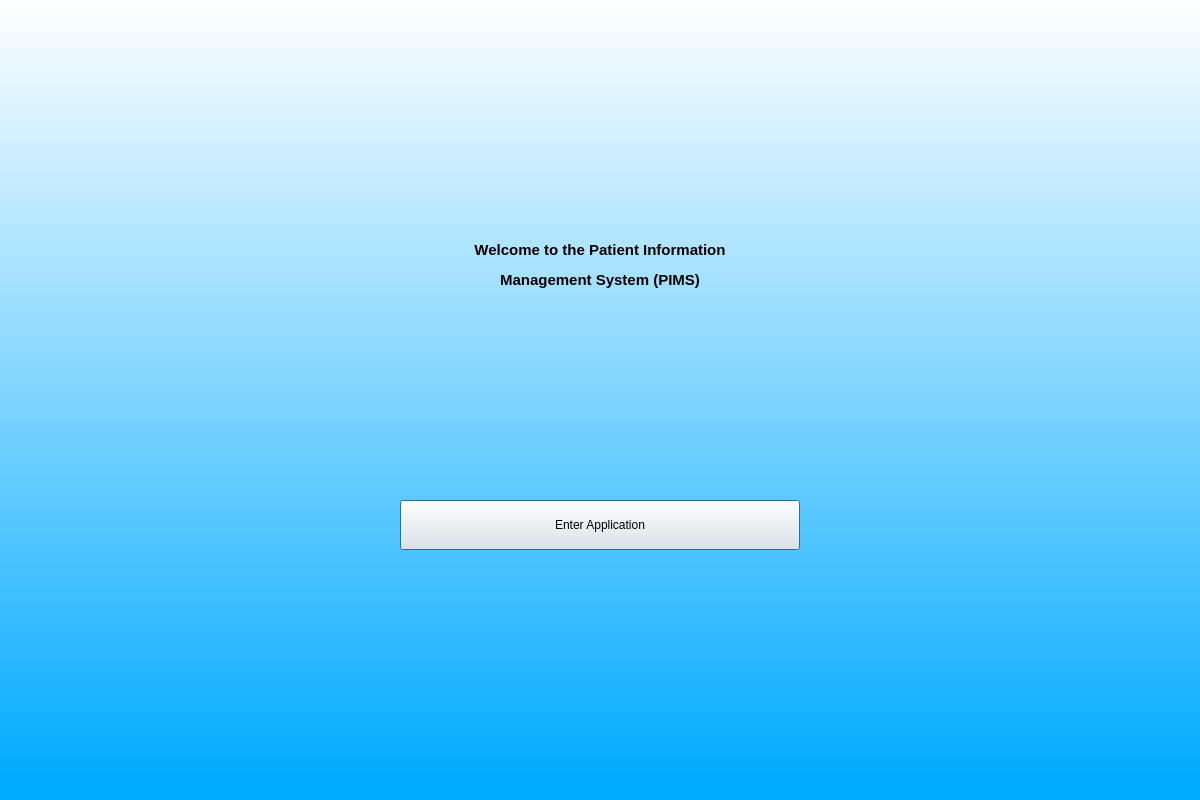
The window that MainScreen.ui (AlexHarbaugh1/CS499) describes before a commit, drawn with Qt 5.
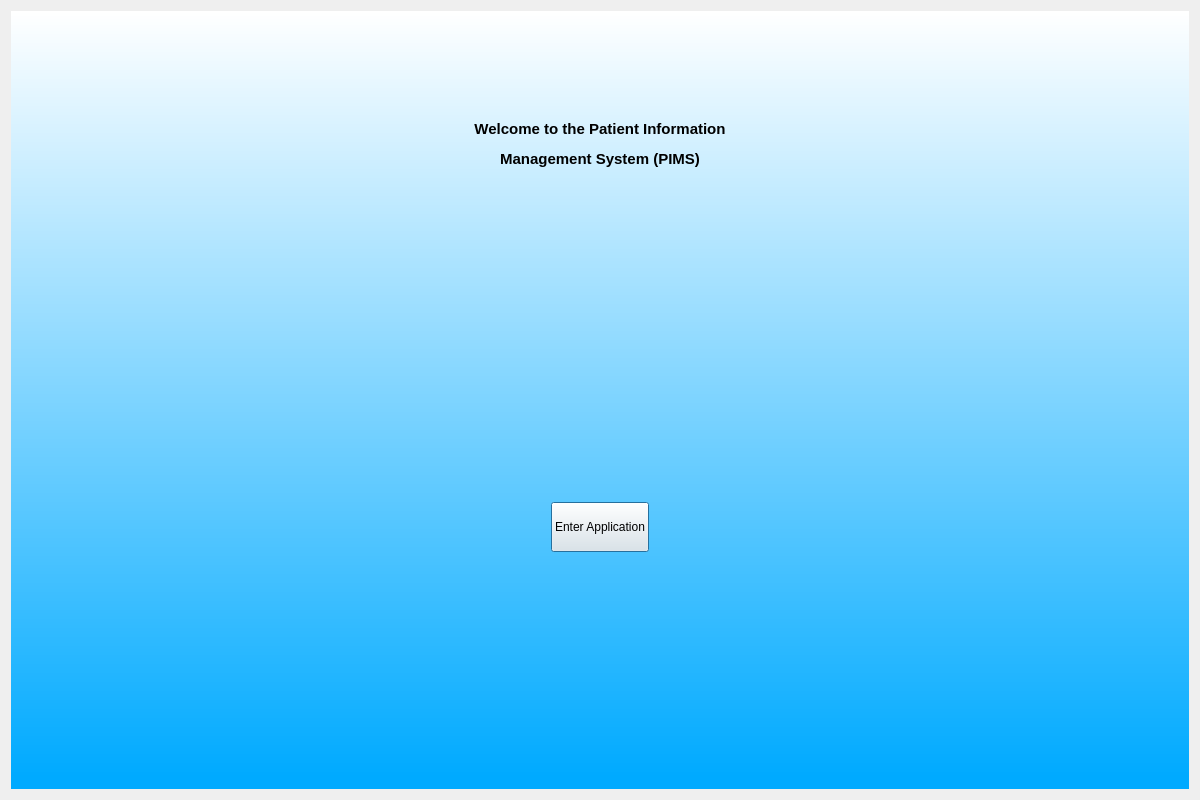
The same window after the commit.

Commit message: Window is maximum when opened now

What changed in the file:
```diff
--- a/MainScreen.ui
+++ b/MainScreen.ui
@@ -16,72 +16,62 @@
     <height>800</height>
    </size>
   </property>
-  <property name="maximumSize">
-   <size>
-    <width>1200</width>
-    <height>800</height>
-   </size>
-  </property>
   <property name="windowTitle">
    <string>Dialog</string>
   </property>
-  <widget class="QPushButton" name="enterApplication">
-   <property name="geometry">
-    <rect>
-     <x>400</x>
-     <y>500</y>
-     <width>400</width>
-     <height>50</height>
-    </rect>
-   </property>
-   <property name="text">
-    <string>Enter Application</string>
-   </property>
-  </widget>
-  <widget class="QLabel" name="label_2">
-   <property name="geometry">
-    <rect>
-     <x>0</x>
-     <y>0</y>
-     <width>1200</width>
-     <height>800</height>
-    </rect>
-   </property>
-   <property name="minimumSize">
-    <size>
-     <width>1200</width>
-     <height>800</height>
-    </size>
-   </property>
-   <property name="maximumSize">
-    <size>
-     <width>1200</width>
-     <height>800</height>
-    </size>
-   </property>
-   <property name="styleSheet">
-    <string notr="true">background-color:qlineargradient(spread:pad, x1:1, y1:0.982409, x2:1, y2:0, stop:0 rgba(0, 170, 255, 255), stop:1 rgba(255, 255, 255, 255))</string>
-   </property>
-   <property name="text">
-    <string/>
-   </property>
-  </widget>
-  <widget class="QLabel" name="label_3">
-   <property name="geometry">
-    <rect>
-     <x>236</x>
-     <y>140</y>
-     <width>728</width>
-     <height>250</height>
-    </rect>
-   </property>
-   <property name="text">
-    <string>&lt;html&gt;&lt;head/&gt;&lt;body&gt;&lt;p align=&quot;center&quot;&gt;&lt;span style=&quot; font-size:11pt; font-weight:600;&quot;&gt;Welcome to the Patient Information&lt;/span&gt;&lt;/p&gt;&lt;p align=&quot;center&quot;&gt;&lt;span style=&quot; font-size:11pt; font-weight:600;&quot;&gt;Management System (PIMS)&lt;/span&gt;&lt;/p&gt;&lt;/body&gt;&lt;/html&gt;</string>
-   </property>
-  </widget>
-  <zorder>label_2</zorder>
-  <zorder>enterApplication</zorder>
-  <zorder>label_3</zorder>
+  <layout class="QGridLayout" name="gridLayout">
+   <item row="0" column="0">
+    <widget class="QWidget" name="widget" native="true">
+     <property name="autoFillBackground">
+      <bool>false</bool>
+     </property>
+     <property name="styleSheet">
+      <string notr="true">QWidget#widget{
+background-color:qlineargradient(spread:pad, x1:1, y1:0.982409, x2:1, y2:0, stop:0 rgba(0, 170, 255, 255), stop:1 rgba(255, 255, 255, 255))}</string>
+     </property>
+     <layout class="QGridLayout" name="gridLayout_2">
+      <item row="0" column="1" alignment="Qt::AlignHCenter">
+       <widget class="QLabel" name="label_3">
+        <property name="sizePolicy">
+         <sizepolicy hsizetype="Preferred" vsizetype="Preferred">
+          <horstretch>0</horstretch>
+          <verstretch>0</verstretch>
+         </sizepolicy>
+        </property>
+        <property name="layoutDirection">
+         <enum>Qt::LeftToRight</enum>
+        </property>
+        <property name="frameShadow">
+         <enum>QFrame::Plain</enum>
+        </property>
+        <property name="text">
+         <string>&lt;html&gt;&lt;head/&gt;&lt;body&gt;&lt;p align=&quot;center&quot;&gt;&lt;span style=&quot; font-size:11pt; font-weight:600;&quot;&gt;Welcome to the Patient Information&lt;/span&gt;&lt;/p&gt;&lt;p align=&quot;center&quot;&gt;&lt;span style=&quot; font-size:11pt; font-weight:600;&quot;&gt;Management System (PIMS)&lt;/span&gt;&lt;/p&gt;&lt;/body&gt;&lt;/html&gt;</string>
+        </property>
+       </widget>
+      </item>
+      <item row="1" column="1" rowspan="2" alignment="Qt::AlignHCenter">
+       <widget class="QPushButton" name="enterApplication">
+        <property name="sizePolicy">
+         <sizepolicy hsizetype="Preferred" vsizetype="Preferred">
+          <horstretch>0</horstretch>
+          <verstretch>0</verstretch>
+         </sizepolicy>
+        </property>
+        <property name="maximumSize">
+         <size>
+          <width>16777215</width>
+          <height>50</height>
+         </size>
+        </property>
+        <property name="text">
+         <string>Enter Application</string>
+        </property>
+       </widget>
+      </item>
+     </layout>
+    </widget>
+   </item>
+  </layout>
  </widget>
  <resources/>
  <connections/>
```
The commit also changes 3 other files.
